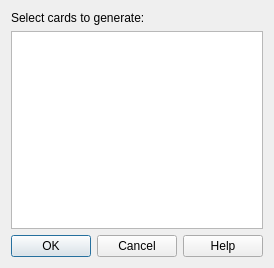
Qt form designer/gencards.ui (ankitects/anki) before a commit.
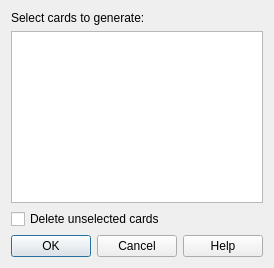
The same form after that commit.

Commit message: option to delete unselected cards when generating

The edit to the form file:
```diff
--- a/designer/gencards.ui
+++ b/designer/gencards.ui
@@ -28,6 +28,13 @@
      </property>
     </widget>
    </item>
+   <item>
+    <widget class="QCheckBox" name="deleteUnsel">
+     <property name="text">
+      <string>Delete unselected cards</string>
+     </property>
+    </widget>
+   </item>
    <item>
     <widget class="QDialogButtonBox" name="buttonBox">
      <property name="orientation">
```
The commit also changes 1 other file.
